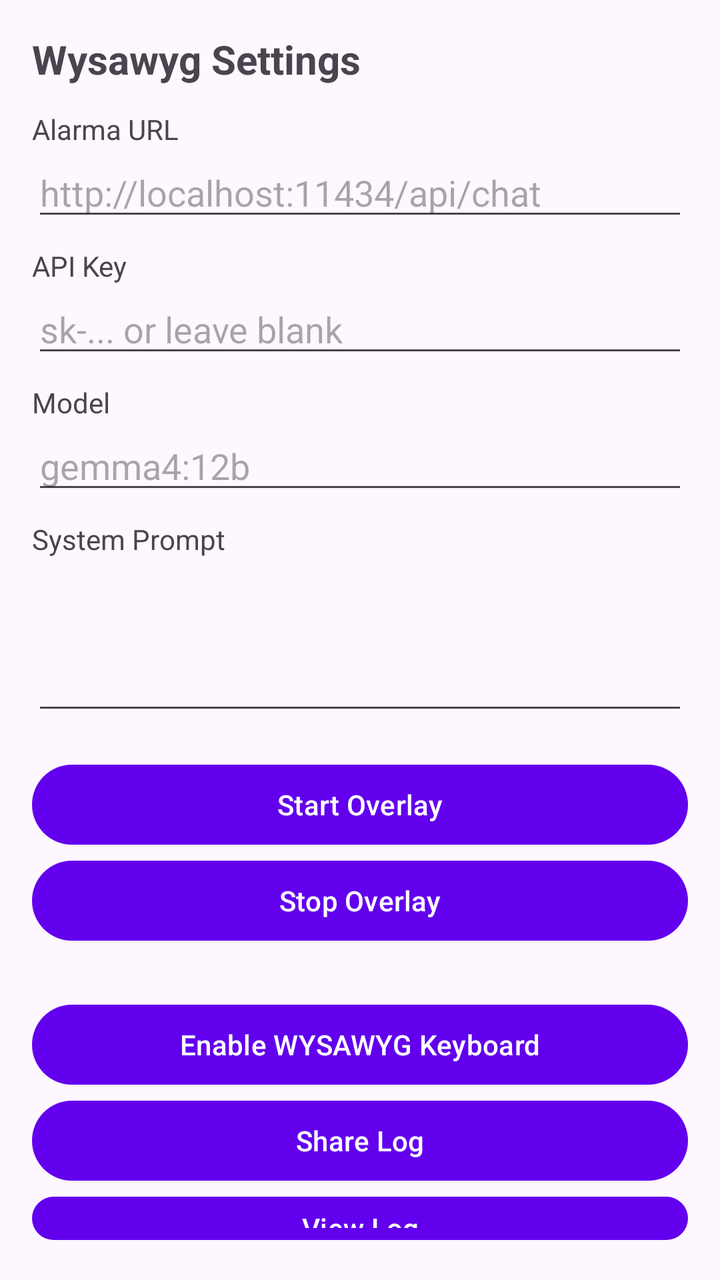
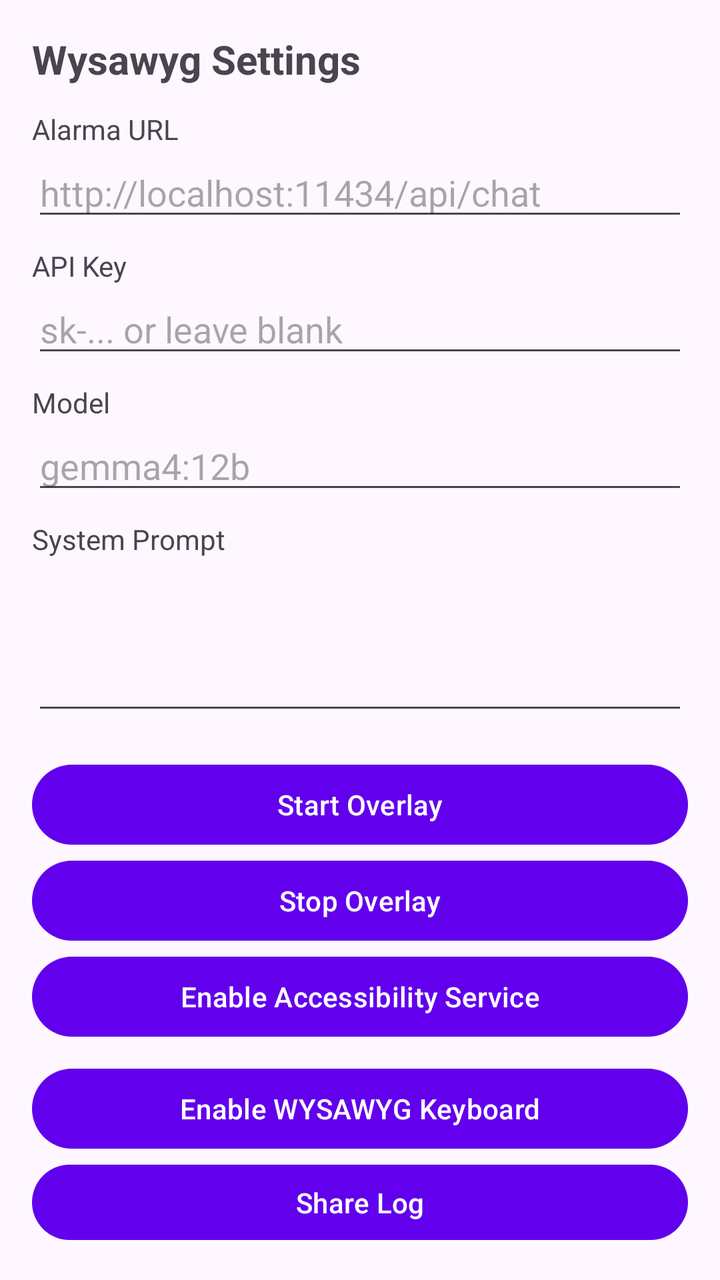

Compare the two renders of this Android layout. The source of the first and the diff that turns it into the second are given below.
<!-- AndroidManifest.xml: application theme Theme.Wysawyg -->
<!-- res/layout/activity_main.xml -->
<?xml version="1.0" encoding="utf-8"?>
<LinearLayout xmlns:android="http://schemas.android.com/apk/res/android"
    android:layout_width="match_parent"
    android:layout_height="match_parent"
    android:orientation="vertical"
    android:padding="16dp">

    <TextView
        android:layout_width="wrap_content"
        android:layout_height="wrap_content"
        android:text="Wysawyg Settings"
        android:textSize="20sp"
        android:textStyle="bold" />

    <TextView
        android:layout_width="wrap_content"
        android:layout_height="wrap_content"
        android:layout_marginTop="12dp"
        android:text="Alarma URL" />
    <EditText
        android:id="@+id/alarmaUrl"
        android:layout_width="match_parent"
        android:layout_height="wrap_content"
        android:hint="http://localhost:11434/api/chat"
        android:inputType="textUri" />

    <TextView
        android:layout_width="wrap_content"
        android:layout_height="wrap_content"
        android:layout_marginTop="8dp"
        android:text="API Key" />
    <EditText
        android:id="@+id/apiKey"
        android:layout_width="match_parent"
        android:layout_height="wrap_content"
        android:hint="sk-... or leave blank"
        android:inputType="textPassword" />

    <TextView
        android:layout_width="wrap_content"
        android:layout_height="wrap_content"
        android:layout_marginTop="8dp"
        android:text="@string/model" />
    <EditText
        android:id="@+id/modelName"
        android:layout_width="match_parent"
        android:layout_height="wrap_content"
        android:hint="gemma4:12b" />

    <TextView
        android:layout_width="wrap_content"
        android:layout_height="wrap_content"
        android:layout_marginTop="8dp"
        android:text="@string/system_prompt" />
    <EditText
        android:id="@+id/systemPrompt"
        android:layout_width="match_parent"
        android:layout_height="wrap_content"
        android:minLines="3"
        android:gravity="top"
        android:inputType="textMultiLine" />

    <Button
        android:id="@+id/startOverlayButton"
        android:layout_width="match_parent"
        android:layout_height="wrap_content"
        android:layout_marginTop="16dp"
        android:text="@string/start_overlay" />

    <Button
        android:id="@+id/stopOverlayButton"
        android:layout_width="match_parent"
        android:layout_height="wrap_content"
        android:text="@string/stop_overlay" />

    <Button
        android:id="@+id/enableKeyboardButton"
        android:layout_width="match_parent"
        android:layout_height="wrap_content"
        android:layout_marginTop="24dp"
        android:text="Enable WYSAWYG Keyboard" />

    <Button
        android:id="@+id/shareLogButton"
        android:layout_width="match_parent"
        android:layout_height="wrap_content"
        android:text="Share Log" />

    <Button
        android:id="@+id/viewLogButton"
        android:layout_width="match_parent"
        android:layout_height="wrap_content"
        android:text="View Log" />

    <Button
        android:id="@+id/clearLogButton"
        android:layout_width="match_parent"
        android:layout_height="wrap_content"
        android:text="Clear Log" />

    <Button
        android:id="@+id/exportSettingsButton"
        android:layout_width="match_parent"
        android:layout_height="wrap_content"
        android:layout_marginTop="16dp"
        android:text="Export Settings" />

    <Button
        android:id="@+id/importSettingsButton"
        android:layout_width="match_parent"
        android:layout_height="wrap_content"
        android:text="Import Settings" />

</LinearLayout>
<!-- resources referenced by this layout -->
<resources>
  <string name="model">Model</string>
  <string name="start_overlay">Start Overlay</string>
  <string name="stop_overlay">Stop Overlay</string>
  <string name="system_prompt">System Prompt</string>
  <style name="Theme.Wysawyg" parent="Theme.Material3.DayNight.NoActionBar">
          <item name="colorPrimary">@color/purple_500</item>
          <item name="colorPrimaryVariant">@color/purple_700</item>
          <item name="colorOnPrimary">@color/white</item>
      </style>
  <color name="purple_500">#FF6200EE</color>
  <color name="purple_700">#FF3700B3</color>
  <color name="white">#FFFFFFFF</color>
</resources>

<!-- the commit's change to res/layout/activity_main.xml (unified diff, before → after) -->
@@ -74,10 +74,16 @@
         android:text="@string/stop_overlay" />
 
     <Button
+        android:id="@+id/enableAccessibilityButton"
+        android:layout_width="match_parent"
+        android:layout_height="wrap_content"
+        android:text="Enable Accessibility Service" />
+
+    <Button
         android:id="@+id/enableKeyboardButton"
         android:layout_width="match_parent"
         android:layout_height="wrap_content"
-        android:layout_marginTop="24dp"
+        android:layout_marginTop="8dp"
         android:text="Enable WYSAWYG Keyboard" />
 
     <Button
